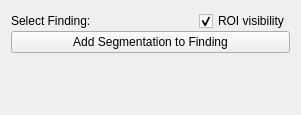
First picture: the form in Resources/UI/qSlicerLongPETCTFindingSelectionWidget.ui, repository paulcm/LongitudinalPETCT, before the edit.
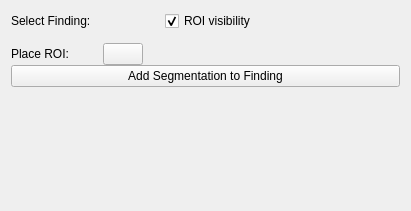
Second picture: the form after the edit. Icons and pictures are not drawn. Custom widgets are drawn as their Qt base class.

Commit message: ENH: Modified widget for new ROI placement workflow

Diff of the .ui file:
```diff
--- a/Resources/UI/qSlicerLongPETCTFindingSelectionWidget.ui
+++ b/Resources/UI/qSlicerLongPETCTFindingSelectionWidget.ui
@@ -6,8 +6,8 @@
    <rect>
     <x>0</x>
     <y>0</y>
-    <width>301</width>
-    <height>115</height>
+    <width>411</width>
+    <height>211</height>
    </rect>
   </property>
   <property name="windowTitle">
@@ -28,6 +28,9 @@
      <property name="horizontalSpacing">
       <number>12</number>
      </property>
+     <property name="verticalSpacing">
+      <number>12</number>
+     </property>
      <item row="0" column="0">
       <widget class="QLabel" name="LabelSelectFinding">
        <property name="text">
@@ -35,65 +38,17 @@
        </property>
       </widget>
      </item>
+     <item row="1" column="0">
+      <widget class="QLabel" name="LabelPlaceROI">
+       <property name="text">
+        <string>Place ROI:</string>
+       </property>
+      </widget>
+     </item>
      <item row="0" column="1">
-      <layout class="QHBoxLayout" name="horizontalLayout" stretch="1,0,0,0,0">
-       <property name="spacing">
-        <number>12</number>
-       </property>
+      <layout class="QHBoxLayout" name="horizontalLayout_2">
        <item>
-        <widget class="qMRMLNodeComboBox" name="MRMLNodeComboBoxFinding" native="true">
-         <property name="sizePolicy">
-          <sizepolicy hsizetype="Maximum" vsizetype="Preferred">
-           <horstretch>0</horstretch>
-           <verstretch>0</verstretch>
-          </sizepolicy>
-         </property>
-        </widget>
-       </item>
-       <item>
-        <spacer name="horizontalSpacer">
-         <property name="orientation">
-          <enum>Qt::Horizontal</enum>
-         </property>
-         <property name="sizeType">
-          <enum>QSizePolicy::Expanding</enum>
-         </property>
-         <property name="sizeHint" stdset="0">
-          <size>
-           <width>10</width>
-           <height>20</height>
-          </size>
-         </property>
-        </spacer>
-       </item>
-       <item>
-        <widget class="QPushButton" name="ButtonHelp">
-         <property name="maximumSize">
-          <size>
-           <width>20</width>
-           <height>20</height>
-          </size>
-         </property>
-         <property name="text">
-          <string/>
-         </property>
-         <property name="icon">
-          <iconset resource="../qSlicerLongPETCTModule.qrc">
-           <normaloff>:/Icons/help.png</normaloff>:/Icons/help.png</iconset>
-         </property>
-         <property name="iconSize">
-          <size>
-           <width>16</width>
-           <height>16</height>
-          </size>
-         </property>
-         <property name="shortcut">
-          <string>Ctrl+S</string>
-         </property>
-         <property name="flat">
-          <bool>true</bool>
-         </property>
-        </widget>
+        <widget class="qMRMLNodeComboBox" name="MRMLNodeComboBoxFinding" native="true"/>
        </item>
        <item>
         <spacer name="horizontalSpacer_2">
@@ -131,6 +86,26 @@
        </item>
       </layout>
      </item>
+     <item row="1" column="1">
+      <widget class="QPushButton" name="ButtonPlaceROI">
+       <property name="text">
+        <string/>
+       </property>
+       <property name="icon">
+        <iconset resource="../qSlicerLongPETCTModule.qrc">
+         <normaloff>:/Icons/AnnotationROIWithArrow.png</normaloff>:/Icons/AnnotationROIWithArrow.png</iconset>
+       </property>
+       <property name="iconSize">
+        <size>
+         <width>18</width>
+         <height>18</height>
+        </size>
+       </property>
+       <property name="checkable">
+        <bool>true</bool>
+       </property>
+      </widget>
+     </item>
     </layout>
    </item>
    <item>
```
The commit also changes 2 other files.
